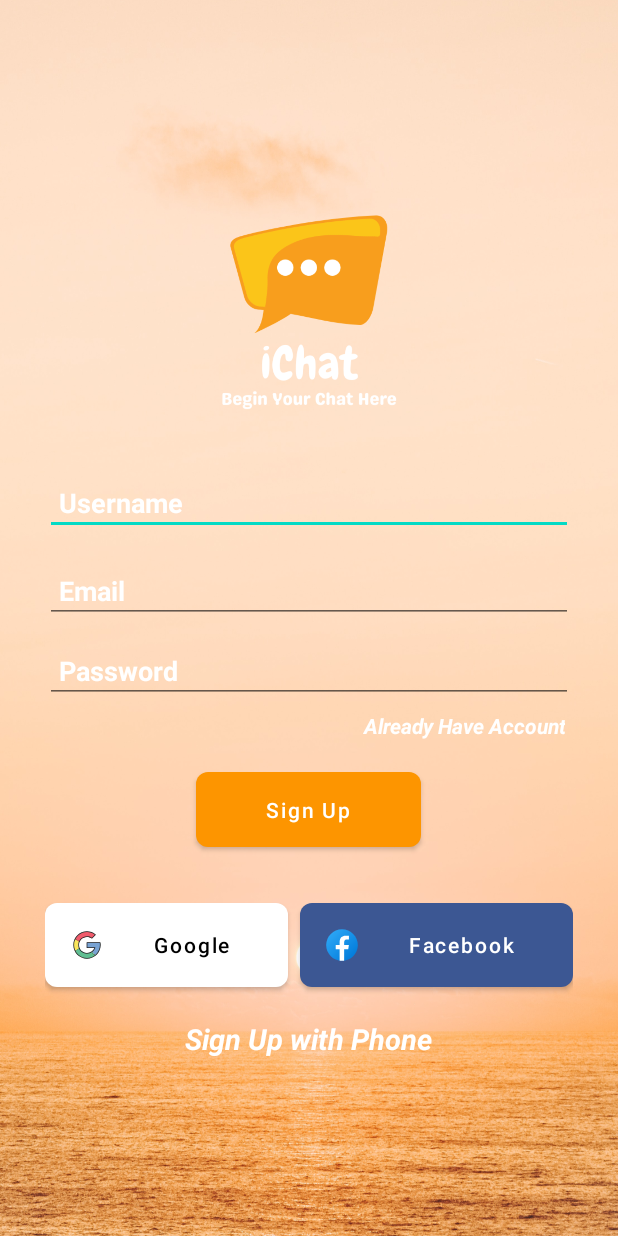
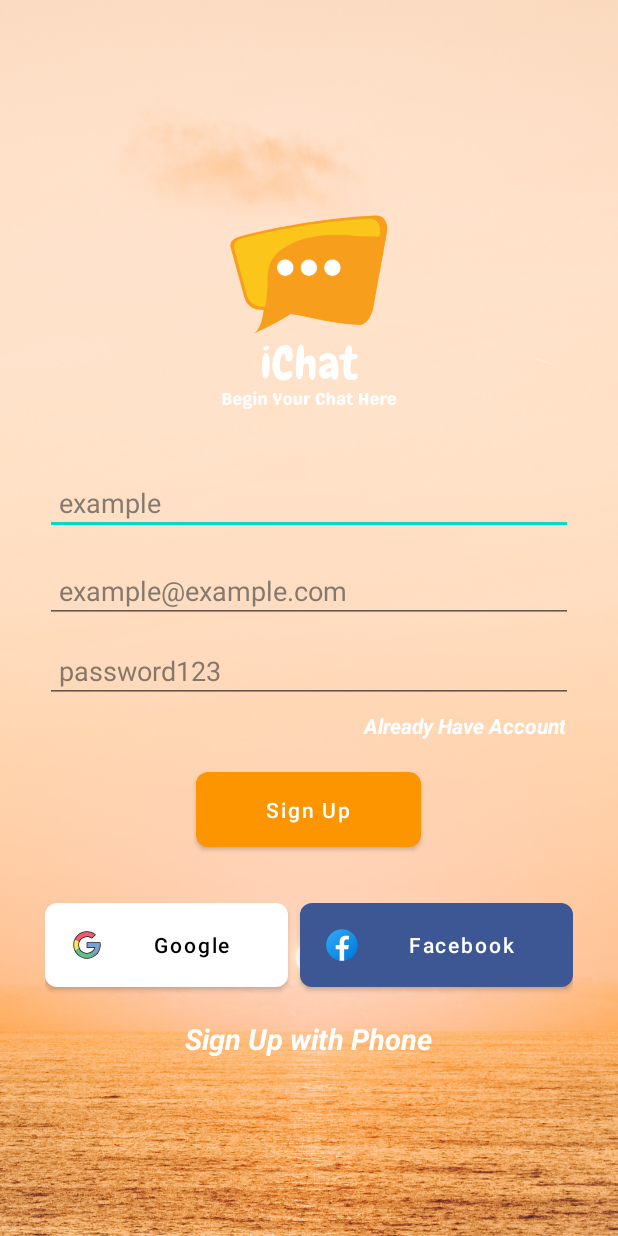
Before and after one commit to SKeerththan/iChat--Chat-Application-with-text-based-emotion-detection, an Android app: the screen it shows after launch (SignUpActivity), after a tap on "Click to Sign Up", on a phone screen of 412 x 824 dp. Run offline under Robolectric (Android 15) with nearby library versions, the phone set to English and light mode, and no system bars; our stand-ins replace Firebase (no records; nobody signed in at launch, a user with empty details on screens opened directly).

Commit message:
added after  erro fixed

```diff
--- a/ChatApp/app/src/main/res/layout/activity_group_chat.xml
+++ b/ChatApp/app/src/main/res/layout/activity_group_chat.xml
@@ -81,9 +81,9 @@
                 android:layout_marginStart="5dp"
                 android:layout_marginLeft="5dp"
                 android:padding="5dp"
-                android:src="@drawable/avatar3"
+                android:src="@drawable/world"
                 app:civ_border_color="#FFFFFF"
-                app:civ_border_width="3dp"
+                app:civ_border_width="2dp"
                 app:layout_constraintBottom_toBottomOf="parent"
                 app:layout_constraintStart_toEndOf="@+id/backArrow"
 
--- a/ChatApp/app/src/main/res/layout/activity_sign_up.xml
+++ b/ChatApp/app/src/main/res/layout/activity_sign_up.xml
@@ -32,12 +32,12 @@
             android:layout_marginTop="15dp"
             android:layout_marginBottom="15dp"
             android:ems="10"
-            android:hint="Username"
+            android:hint="example"
             android:inputType="textPersonName"
             android:padding="9dp"
             android:textColor="@color/lightGrey"
-            android:textColorHint="#FFFF"
-            android:textStyle="bold"/>
+            android:textColorHint="#B24E4D4D"
+           />
 
         <EditText
             android:id="@+id/txtEmail"
@@ -45,24 +45,24 @@
             android:layout_height="wrap_content"
             android:layout_marginBottom="10dp"
             android:ems="10"
-            android:hint="Email"
+            android:hint="example@example.com"
             android:inputType="textEmailAddress"
             android:padding="9dp"
             android:textColor="@color/lightGrey"
-            android:textColorHint="#FFF"
-            android:textStyle="bold"/>
+            android:textColorHint="#B24E4D4D"
+            />
 
         <EditText
             android:id="@+id/txtPassword"
             android:layout_width="match_parent"
             android:layout_height="wrap_content"
             android:ems="10"
-            android:hint="Password"
+            android:hint="password123"
             android:inputType="textPassword"
             android:padding="9dp"
             android:textColor="@color/lightGrey"
-            android:textColorHint="#FFF"
-            android:textStyle="bold"/>
+            android:textColorHint="#B24E4D4D"
+           />
 
 
         <TextView
--- a/ChatApp/app/src/main/res/menu/menu.xml
+++ b/ChatApp/app/src/main/res/menu/menu.xml
@@ -6,7 +6,7 @@
         android:title="Settings"
         />
     <item android:id="@+id/groupChat"
-        android:title="Groupchat"/>
+        android:title="World Chat"/>
     <item android:id="@+id/logout"
         android:title="Logout"/>
 
```
Also changed, not shown: ChatApp/app/src/main/res/layout/activity_settings.xml (+4 -5 lines), ChatApp/app/src/main/res/layout/activity_sign_in.xml (+11 -9 lines), ChatApp/app/src/main/res/drawable/world.png (added).
